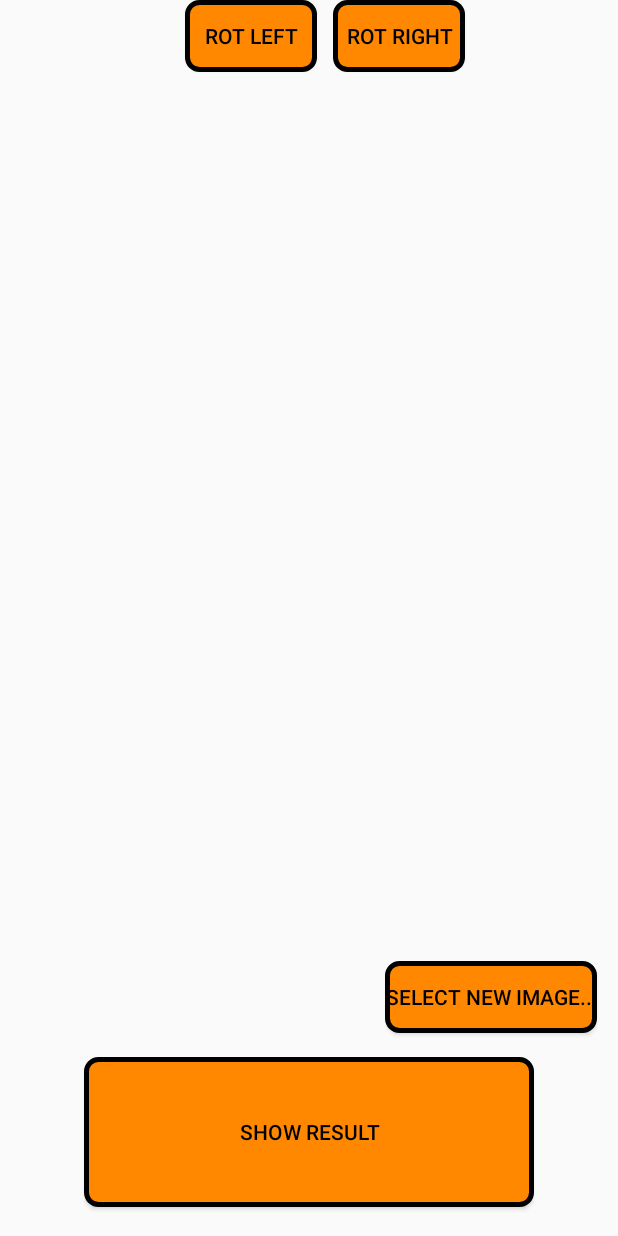
After one commit to ycfelix/voice-emotion-detector, an Android app: the layout activity_image_detection.xml on its own in the app's theme, with its tools: preview values and no code run, on a phone screen of 412 x 824 dp. The commit adds this screen. Run offline under Robolectric (Android 15) with nearby library versions, the phone set to English and light mode, and no system bars.

Commit message:
v0.0.3 buggy proto

```diff
--- a/app/build.gradle
+++ b/app/build.gradle
@@ -27,4 +27,6 @@ dependencies {
     androidTestImplementation 'com.android.support.test:runner:1.0.2'
     androidTestImplementation 'com.android.support.test.espresso:espresso-core:3.0.2'
     implementation 'com.google.android.gms:play-services:11.2.0'
+    implementation 'com.affectiva.android:affdexsdk:3.2'
+    implementation 'com.github.PhilJay:MPAndroidChart:v3.1.0'
 }
--- /dev/null
+++ b/app/src/main/res/drawable/border.xml
@@ -0,0 +1,23 @@
+<?xml version="1.0" encoding="utf-8"?>
+<selector xmlns:android="http://schemas.android.com/apk/res/android">
+    <item android:state_pressed="false">
+        <shape xmlns:android="http://schemas.android.com/apk/res/android"
+            android:shape="rectangle" >
+
+            <solid android:color="@android:color/holo_orange_dark" />
+            <corners android:bottomRightRadius="8dp"
+                android:bottomLeftRadius="8dp"
+                android:topRightRadius="8dp"
+                android:topLeftRadius="8dp"/>
+            <stroke
+                android:width="3dp"
+                android:color="@android:color/black" />
+
+        </shape>
+    </item>
+    <item android:state_pressed="true">
+        <shape android:shape="oval">
+            <solid android:color="#c20586"/>
+        </shape>
+    </item>
+</selector>
--- /dev/null
+++ b/app/src/main/res/layout/activity_image_detection.xml
@@ -0,0 +1,81 @@
+<?xml version="1.0" encoding="utf-8"?>
+<LinearLayout xmlns:android="http://schemas.android.com/apk/res/android"
+xmlns:tools="http://schemas.android.com/tools" android:layout_width="match_parent"
+android:layout_height="match_parent" tools:context=".MainActivity"
+android:orientation="horizontal" android:keepScreenOn="true">
+
+
+<RelativeLayout
+    android:layout_width="match_parent"
+    android:layout_height="match_parent">
+    <ImageView
+        android:layout_width="match_parent"
+        android:layout_height="match_parent"
+        android:id="@+id/image_view"/>
+
+    <TableLayout
+        android:layout_width="match_parent"
+        android:layout_height="wrap_content"
+        android:orientation="horizontal"
+        android:id="@+id/rotation_button_container"
+
+        android:stretchColumns="0,1">
+        <TableRow>
+            <Button
+                android:layout_width="wrap_content"
+                android:layout_height="wrap_content"
+                android:text="ROT LEFT"
+                android:layout_gravity="right"
+                android:onClick="rotate_left"
+                android:layout_margin="5dp"
+                android:color="@android:color/black" android:width="5dp"
+                android:background = "@drawable/border"
+                android:textColor="@android:color/black"
+                >
+            </Button>
+            <Button
+                android:layout_width="wrap_content"
+                android:layout_height="wrap_content"
+                android:text="ROT RIGHT"
+                android:layout_gravity="left"
+                android:onClick="rotate_right"
+                android:layout_margin="5dp"
+                android:background = "@drawable/border"
+                android:textColor="@android:color/black"
+                />
+        </TableRow>
+    </TableLayout>
+
+    <Button
+        android:text="show result"
+        android:layout_width="300dp"
+        android:layout_height="100dp"
+        android:layout_marginBottom="19dp"
+        android:id="@+id/showResultButton"
+        android:textColor="@android:color/black"
+        android:background = "@drawable/border"
+        android:onClick="sendResults"
+        android:layout_alignParentBottom="true"
+        android:layout_centerHorizontal="true" />
+
+    <Button
+        android:layout_width="wrap_content"
+        android:layout_height="wrap_content"
+        android:text="Select New Image..."
+        android:textColor="@android:color/black"
+        android:background = "@drawable/border"
+        android:onClick="select_new_image"
+        android:layout_marginRight="14dp"
+        android:layout_marginEnd="14dp"
+        android:layout_marginBottom="16dp"
+        android:layout_above="@+id/showResultButton"
+        android:layout_alignParentRight="true"
+        android:layout_alignParentEnd="true" />
+</RelativeLayout>
+
+
+
+
+
+
+</LinearLayout>
--- a/build.gradle
+++ b/build.gradle
@@ -19,6 +19,9 @@ allprojects {
     repositories {
         google()
         jcenter()
+        maven { url "https://maven.google.com" }
+        maven { url "http://maven.affectiva.com" }
+        maven { url 'https://jitpack.io' }
     }
 }
 
```
Also changed, not shown: app/src/main/java/freeriders/emotionrecognizer/ShowResultActivity.java (added, +72 -0 lines), app/src/main/res/drawable/round.xml (added, +18 -0 lines), app/src/main/res/layout/activity_emotion_detection.xml (added, +74 -0 lines), app/src/main/res/layout/activity_face_detection.xml (added, +31 -0 lines), app/src/main/res/layout/activity_main.xml (+38 -25 lines), app/src/main/res/layout/activity_show_result.xml (added, +13 -0 lines).
